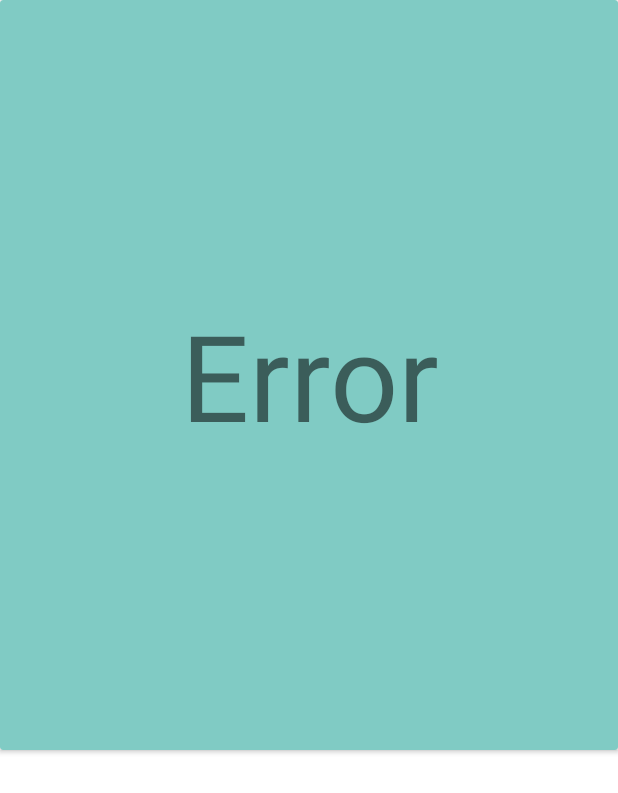
After one commit to leolunaf25/testOneApiPokedex, an Android app: the DataPokemonActivity screen opened directly, with no data from a screen before it, on a phone screen of 412 x 824 dp. The commit adds this screen. Shown: the top 793 px of the screen. Run offline under Robolectric (Android 15) with nearby library versions, the phone set to English and light mode, and no system bars.

Commit message:
Add data character view

```diff
--- a/Pokedex/app/src/main/AndroidManifest.xml
+++ b/Pokedex/app/src/main/AndroidManifest.xml
@@ -14,6 +14,9 @@
         android:supportsRtl="true"
         android:theme="@style/Theme.Pokedex"
         tools:targetApi="31">
+        <activity
+            android:name=".DataPokemonActivity"
+            android:exported="false" />
         <activity
             android:name=".PokemonListActivity"
             android:exported="false" />
--- /dev/null
+++ b/Pokedex/app/src/main/java/com/lunatcoms/pokedex/DataPokemonActivity.kt
@@ -0,0 +1,23 @@
+package com.lunatcoms.pokedex
+
+import androidx.appcompat.app.AppCompatActivity
+import android.os.Bundle
+import com.lunatcoms.pokedex.databinding.ActivityDataPokemonBinding
+
+class DataPokemonActivity : AppCompatActivity() {
+
+    private lateinit var binding: ActivityDataPokemonBinding
+
+    private lateinit var pokeId: String
+
+    override fun onCreate(savedInstanceState: Bundle?) {
+        super.onCreate(savedInstanceState)
+
+        binding = ActivityDataPokemonBinding.inflate(layoutInflater)
+        setContentView(binding.root)
+
+        pokeId = intent.getStringExtra("ID_POKEMON") ?: "Error"
+
+        binding.tvIdPokemon.text = pokeId
+    }
+}
--- a/Pokedex/app/src/main/java/com/lunatcoms/pokedex/MenuGenerationsActivity.kt
+++ b/Pokedex/app/src/main/java/com/lunatcoms/pokedex/MenuGenerationsActivity.kt
@@ -21,7 +21,6 @@ class MenuGenerationsActivity : AppCompatActivity() {
         super.onCreate(savedInstanceState)
         binding = ActivityMenuGenerationsBinding.inflate(layoutInflater)
         setContentView(binding.root)
-
         initRecyclerView()
 
     }
--- a/Pokedex/app/src/main/java/com/lunatcoms/pokedex/PokemonViewHolder.kt
+++ b/Pokedex/app/src/main/java/com/lunatcoms/pokedex/PokemonViewHolder.kt
@@ -5,7 +5,7 @@ import androidx.recyclerview.widget.RecyclerView
 import com.lunatcoms.pokedex.databinding.ItemPokemonBinding
 import com.squareup.picasso.Picasso
 
-class PokemonViewHolder(view: View) :
+class PokemonViewHolder(view: View, private val onItemSelected: (String) -> Unit) :
     RecyclerView.ViewHolder(view) {
 
     private val binding = ItemPokemonBinding.bind(view)
@@ -19,7 +19,7 @@ class PokemonViewHolder(view: View) :
             .fit()
             .into(binding.ivPokemon)
 
-        //binding.btnGeneration.setOnClickListener { onItemSelected(position.toString()) }
+        binding.btnPokemon.setOnClickListener { onItemSelected(pokemonUrl) }
     }
 
 }
--- /dev/null
+++ b/Pokedex/app/src/main/res/layout/activity_data_pokemon.xml
@@ -0,0 +1,28 @@
+<?xml version="1.0" encoding="utf-8"?>
+<androidx.constraintlayout.widget.ConstraintLayout xmlns:android="http://schemas.android.com/apk/res/android"
+    xmlns:app="http://schemas.android.com/apk/res-auto"
+    xmlns:tools="http://schemas.android.com/tools"
+    android:layout_width="match_parent"
+    android:layout_height="match_parent"
+    tools:context=".DataPokemonActivity">
+
+    <androidx.cardview.widget.CardView
+        android:layout_width="match_parent"
+        android:layout_height="500dp"
+        app:layout_constraintTop_toTopOf="parent"
+        app:layout_constraintStart_toStartOf="parent"
+        app:layout_constraintEnd_toEndOf="parent"
+        android:backgroundTint="@color/button_secondary">
+
+        <TextView
+            android:id="@+id/tvIdPokemon"
+            android:layout_width="match_parent"
+            android:layout_height="match_parent"
+            tools:text="Hola"
+            android:gravity="center"
+            android:textSize="80sp"
+            />
+
+    </androidx.cardview.widget.CardView>
+
+</androidx.constraintlayout.widget.ConstraintLayout>
```
Also changed, not shown: Pokedex/app/src/main/java/com/lunatcoms/pokedex/PokemonAdapter.kt (+3 -4 lines), Pokedex/app/src/main/java/com/lunatcoms/pokedex/PokemonListActivity.kt (+9 -3 lines).
